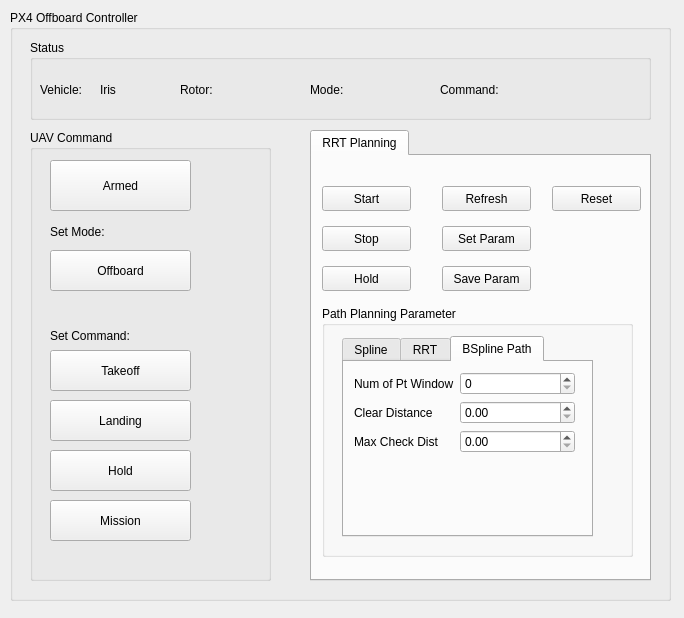
Old version of the form src/px4_trajectory_replanning/ui/offboardcontroller.ui in the repository haritsahm/PX4-TrajectoryReplanning.
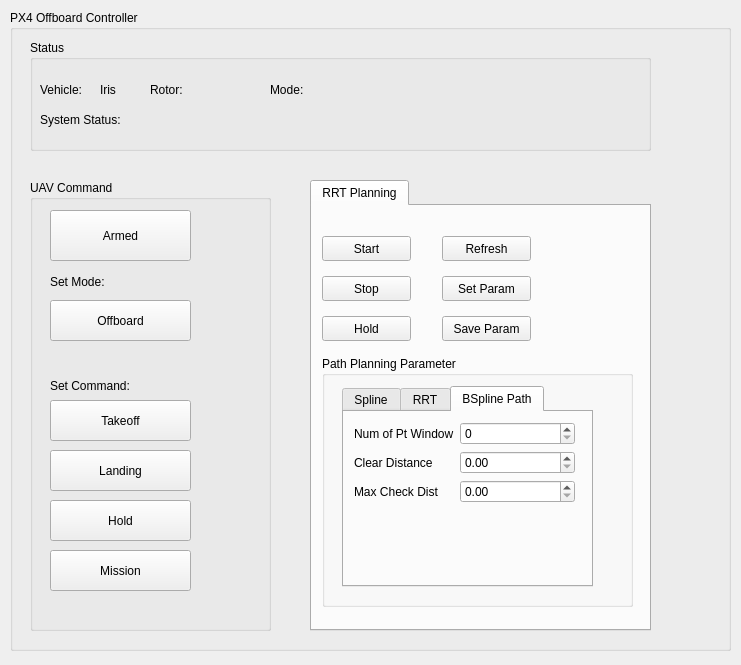
New version of the form.

The edit to the form file:
```diff
--- a/src/px4_trajectory_replanning/ui/offboardcontroller.ui
+++ b/src/px4_trajectory_replanning/ui/offboardcontroller.ui
@@ -6,8 +6,8 @@
    <rect>
     <x>0</x>
     <y>0</y>
-    <width>684</width>
-    <height>618</height>
+    <width>741</width>
+    <height>665</height>
    </rect>
   </property>
   <property name="windowTitle">
@@ -18,8 +18,8 @@
     <rect>
      <x>10</x>
      <y>10</y>
-     <width>661</width>
-     <height>591</height>
+     <width>721</width>
+     <height>641</height>
     </rect>
    </property>
    <property name="title">
@@ -29,7 +29,7 @@
     <property name="geometry">
      <rect>
       <x>300</x>
-      <y>120</y>
+      <y>170</y>
       <width>341</width>
       <height>451</height>
      </rect>
@@ -320,26 +320,13 @@
        <string>Save Param</string>
       </property>
      </widget>
-     <widget class="QPushButton" name="mission_rrt_reset_param">
-      <property name="geometry">
-       <rect>
-        <x>240</x>
-        <y>30</y>
-        <width>89</width>
-        <height>25</height>
-       </rect>
-      </property>
-      <property name="text">
-       <string>Reset</string>
-      </property>
-     </widget>
     </widget>
    </widget>
    <widget class="QGroupBox" name="groupBox_2">
     <property name="geometry">
      <rect>
       <x>20</x>
-      <y>120</y>
+      <y>170</y>
       <width>241</width>
       <height>451</height>
      </rect>
@@ -572,7 +559,7 @@
       <x>20</x>
       <y>30</y>
       <width>621</width>
-      <height>80</height>
+      <height>111</height>
      </rect>
     </property>
     <property name="title">
@@ -581,9 +568,9 @@
     <widget class="QLabel" name="label_motor_status">
      <property name="geometry">
       <rect>
-       <x>210</x>
+       <x>170</x>
        <y>30</y>
-       <width>51</width>
+       <width>61</width>
        <height>39</height>
       </rect>
      </property>
@@ -594,7 +581,7 @@
     <widget class="QLabel" name="label_18">
      <property name="geometry">
       <rect>
-       <x>150</x>
+       <x>120</x>
        <y>30</y>
        <width>61</width>
        <height>39</height>
@@ -622,7 +609,7 @@
       <rect>
        <x>70</x>
        <y>30</y>
-       <width>71</width>
+       <width>41</width>
        <height>39</height>
       </rect>
      </property>
@@ -633,9 +620,9 @@
     <widget class="QLabel" name="label_19">
      <property name="geometry">
       <rect>
-       <x>280</x>
+       <x>240</x>
        <y>30</y>
-       <width>61</width>
+       <width>51</width>
        <height>39</height>
       </rect>
      </property>
@@ -646,9 +633,9 @@
     <widget class="QLabel" name="label_mode_status">
      <property name="geometry">
       <rect>
-       <x>340</x>
+       <x>290</x>
        <y>30</y>
-       <width>61</width>
+       <width>91</width>
        <height>39</height>
       </rect>
      </property>
@@ -659,22 +646,22 @@
     <widget class="QLabel" name="label_20">
      <property name="geometry">
       <rect>
-       <x>410</x>
-       <y>30</y>
-       <width>81</width>
+       <x>10</x>
+       <y>60</y>
+       <width>111</width>
        <height>39</height>
       </rect>
      </property>
      <property name="text">
-      <string>Command:</string>
+      <string>System Status:</string>
      </property>
     </widget>
     <widget class="QLabel" name="label_command_status">
      <property name="geometry">
       <rect>
-       <x>490</x>
-       <y>30</y>
-       <width>61</width>
+       <x>120</x>
+       <y>60</y>
+       <width>211</width>
        <height>39</height>
       </rect>
      </property>
```
Left out of the diff: 2 changed lines with no effect on the pictures.
